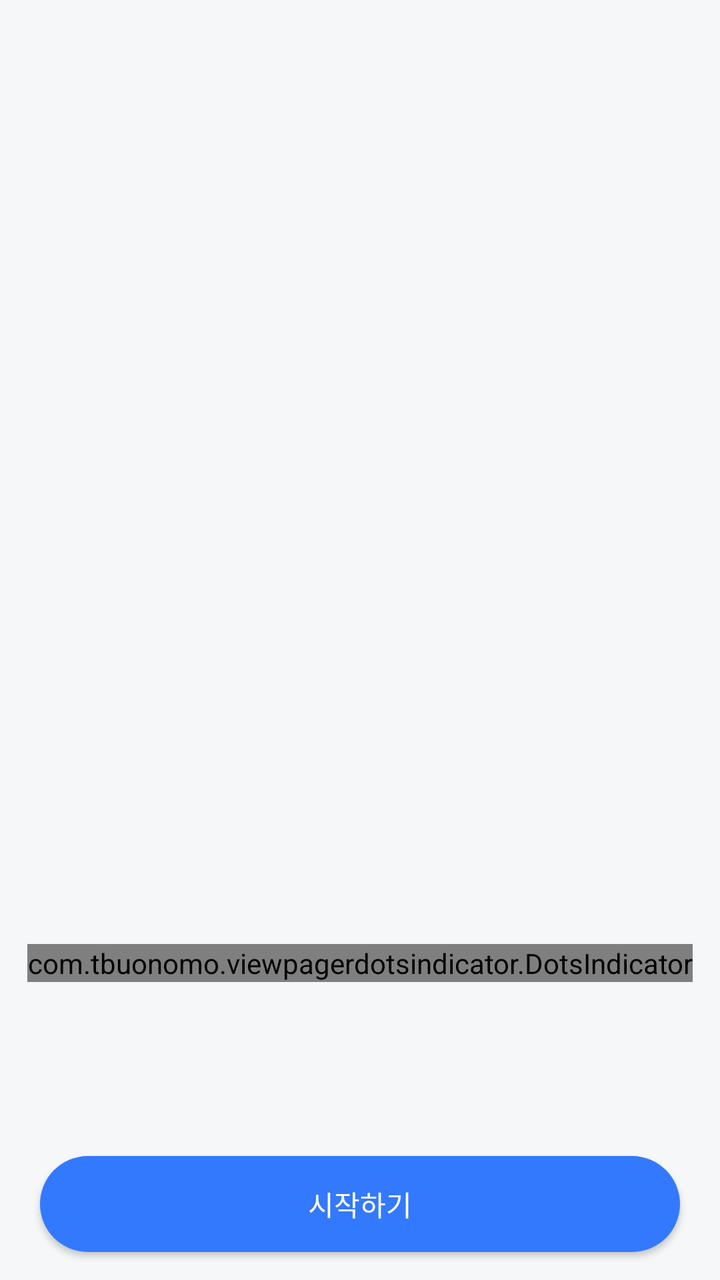
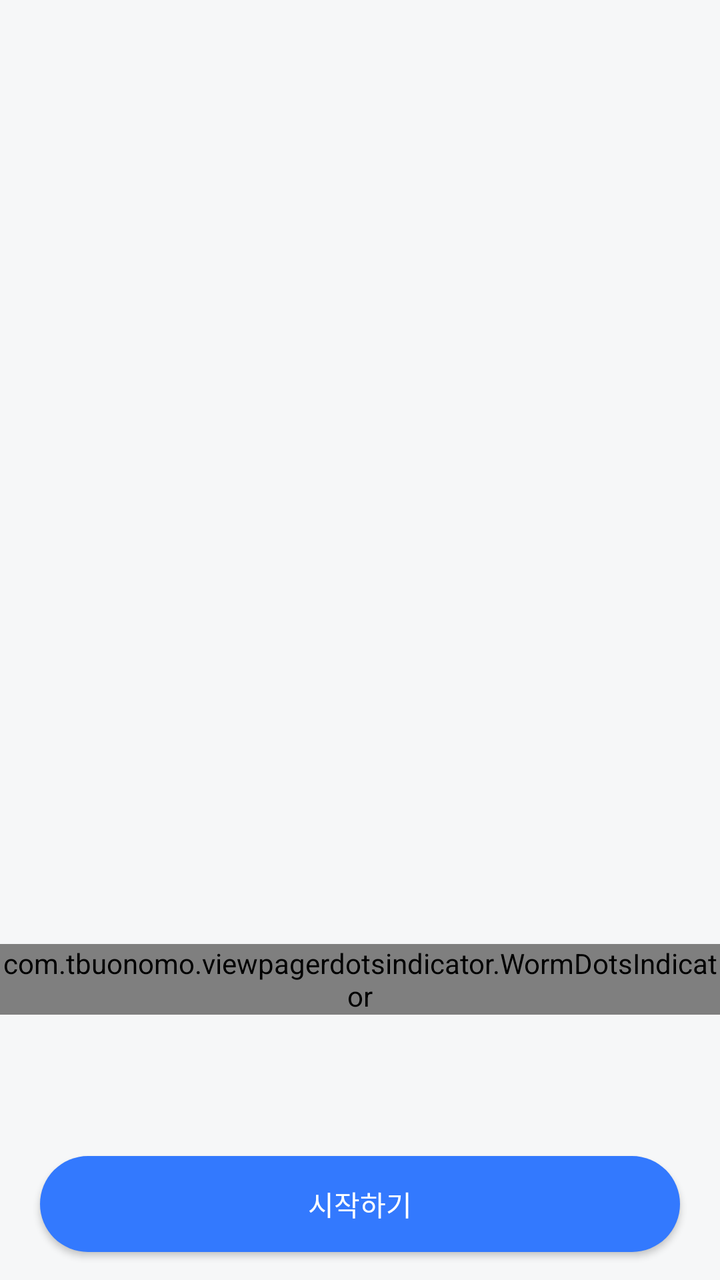

Compare the two renders of this Android layout. The source of the first and the diff that turns it into the second are given below.
<!-- AndroidManifest.xml: application theme Theme.BeYourEyes -->
<!-- res/layout/activity_onbording.xml -->
<androidx.constraintlayout.widget.ConstraintLayout
    xmlns:android="http://schemas.android.com/apk/res/android"
    xmlns:app="http://schemas.android.com/apk/res-auto"
    xmlns:tools="http://schemas.android.com/tools"
    android:layout_width="match_parent"
    android:layout_height="match_parent"
    android:background="@color/gray_50"
    tools:context=".OnbordingActivity">


    <androidx.viewpager.widget.ViewPager
        android:id="@+id/register_viewpager"
        android:layout_width="match_parent"
        android:layout_height="0dp"
        android:contentDescription="프래그먼트 슬라이더"
        app:layout_constraintEnd_toEndOf="parent"
        app:layout_constraintHeight_percent="0.7"
        app:layout_constraintHorizontal_bias="0.0"
        app:layout_constraintStart_toStartOf="parent"
        app:layout_constraintTop_toTopOf="parent" />

    <com.tbuonomo.viewpagerdotsindicator.DotsIndicator
        android:id="@+id/dots_indicator"
        android:layout_width="wrap_content"
        android:layout_height="wrap_content"
        android:layout_marginTop="24dp"
        app:dotsColor="@color/black"
        app:dotsCornerRadius="8dp"
        app:dotsSize="16dp"
        app:dotsSpacing="4dp"
        app:dotsWidthFactor="2.5"
        app:layout_constraintEnd_toEndOf="parent"
        app:layout_constraintHorizontal_bias="0.498"
        app:layout_constraintStart_toStartOf="parent"
        app:layout_constraintTop_toBottomOf="@+id/register_viewpager"
        app:progressMode="true"
        app:selectedDotColor="@color/black" />

    <androidx.appcompat.widget.AppCompatButton
        android:id="@+id/button"
        android:layout_width="0dp"
        android:layout_height="48dp"
        android:layout_marginStart="20dp"
        android:layout_marginEnd="20dp"
        android:layout_marginBottom="14dp"
        android:background="@drawable/shape_button_b500_24"
        android:text="@string/gobutton"
        android:fontFamily="@font/wanted_sans_bold"
        android:textSize="14sp"
        android:textColor="@color/white"
        app:layout_constraintBottom_toBottomOf="parent"
        app:layout_constraintEnd_toEndOf="parent"
        app:layout_constraintStart_toStartOf="parent" />

</androidx.constraintlayout.widget.ConstraintLayout>
<!-- resources referenced by this layout -->
<resources>
  <color name="black">#FF000000</color>
  <color name="gray_50">#F6F7F8</color>
  <color name="white">#FFFFFF</color>
  <!-- drawable shape_button_b500_24 (drawable) -->
  <?xml version="1.0" encoding="utf-8"?>
  <shape xmlns:android="http://schemas.android.com/apk/res/android"
      android:shape="rectangle">
      <solid android:color="@color/blue_500" /> 
      <size android:width="60dp" android:height="45dp" /> 
      <corners android:radius="24dp" /> 
  </shape>
  <string name="gobutton">시작하기</string>
  <style name="Theme.BeYourEyes" parent="Theme.MaterialComponents.Light.NoActionBar">
          
          <item name="colorPrimary">@color/blue_500</item>
          <item name="colorPrimaryVariant">@color/blue_700</item>
          <item name="colorOnPrimary">@color/white</item>
          
          <item name="colorSecondary">@color/teal_200</item>
          <item name="colorSecondaryVariant">@color/teal_700</item>
          <item name="colorOnSecondary">@color/black</item>
          
          <item name="android:statusBarColor">@color/gray_50</item>
          <item name="android:windowLightStatusBar">true</item>
          <item name="android:navigationBarColor">@color/gray_50</item>
          
          <item name="chipStyle">@style/TextChipStyle</item>
      </style>
  <color name="blue_500">#3379FE</color>
  <color name="blue_700">#1543E0</color>
  <color name="teal_200">#FF03DAC5</color>
  <color name="teal_700">#FF018786</color>
  <style name="TextChipStyle" parent="Widget.MaterialComponents.Chip.Choice">
          <item name="chipCornerRadius">10dp</item>
          <item name="chipMinHeight">58dp</item>
          <item name="chipBackgroundColor">@color/chip_bg_color</item>
          <item name="android:textColor">@color/chip_text_color</item>
          <item name="chipStrokeColor">@color/chip_stroke_color</item>
          <item name="chipStrokeWidth">2dp</item>
          <item name="android:textAlignment">center</item>
          <item name="fontFamily">@font/wanted_sans_semi_bold</item>
          <item name="android:textSize">16sp</item>
          <item name="android:paddingTop">14dp</item>
          <item name="android:paddingBottom">14dp</item>
      </style>
</resources>

<!-- the commit's change to res/layout/activity_onbording.xml (unified diff, before → after) -->
@@ -19,22 +19,23 @@
         app:layout_constraintStart_toStartOf="parent"
         app:layout_constraintTop_toTopOf="parent" />
 
-    <com.tbuonomo.viewpagerdotsindicator.DotsIndicator
+    <com.tbuonomo.viewpagerdotsindicator.WormDotsIndicator
         android:id="@+id/dots_indicator"
         android:layout_width="wrap_content"
         android:layout_height="wrap_content"
         android:layout_marginTop="24dp"
-        app:dotsColor="@color/black"
-        app:dotsCornerRadius="8dp"
-        app:dotsSize="16dp"
+        app:dotsColor="@color/gray_900"
+        app:dotsCornerRadius="10dp"
+        app:dotsStrokeWidth="3.5dp"
+        app:dotsStrokeColor="@color/gray_300"
+        app:dotsSize="7dp"
+        app:dotsWidthFactor="1"
         app:dotsSpacing="4dp"
-        app:dotsWidthFactor="2.5"
         app:layout_constraintEnd_toEndOf="parent"
         app:layout_constraintHorizontal_bias="0.498"
         app:layout_constraintStart_toStartOf="parent"
         app:layout_constraintTop_toBottomOf="@+id/register_viewpager"
-        app:progressMode="true"
-        app:selectedDotColor="@color/black" />
+        app:progressMode="true" />
 
     <androidx.appcompat.widget.AppCompatButton
         android:id="@+id/button"
<!-- resource entries referenced after the edit -->
@@ -1,7 +1,9 @@
 <!-- resources referenced by this layout -->
 <resources>
+  <color name="gray_300">#C1C5CF</color>
   <color name="black">#FF000000</color>
   <color name="gray_50">#F6F7F8</color>
+  <color name="gray_900">#4D4E5B</color>
   <color name="white">#FFFFFF</color>
   <!-- drawable shape_button_b500_24 (drawable) -->
   <?xml version="1.0" encoding="utf-8"?>
